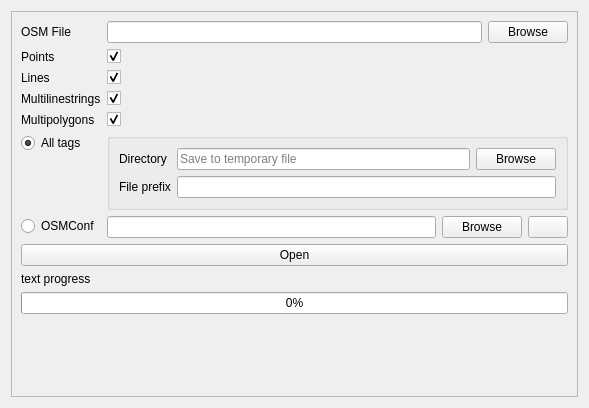
This is ui/osm_file.ui in 3liz/QuickOSM as Qt 5 draws it before an edit. The edited form follows.
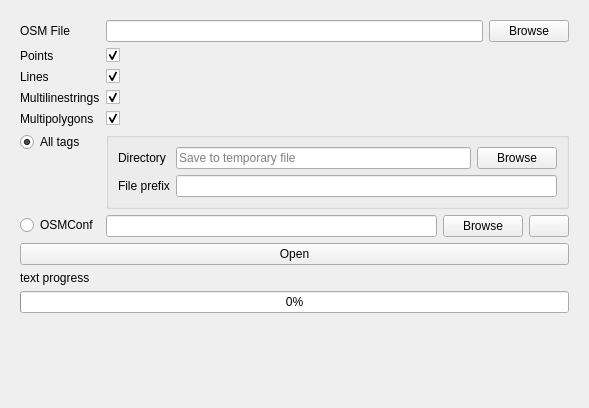
This is the edited form. Icons and pictures are not drawn.

Commit message: delete frames in scroll area

Diff of the .ui file:
```diff
--- a/ui/osm_file.ui
+++ b/ui/osm_file.ui
@@ -16,6 +16,12 @@
   <layout class="QVBoxLayout" name="verticalLayout_3">
    <item>
     <widget class="QScrollArea" name="scrollArea">
+     <property name="frameShape">
+      <enum>QFrame::NoFrame</enum>
+     </property>
+     <property name="frameShadow">
+      <enum>QFrame::Plain</enum>
+     </property>
      <property name="widgetResizable">
       <bool>true</bool>
      </property>
@@ -24,8 +30,8 @@
        <rect>
         <x>0</x>
         <y>0</y>
-        <width>575</width>
-        <height>394</height>
+        <width>581</width>
+        <height>400</height>
        </rect>
       </property>
       <layout class="QVBoxLayout" name="verticalLayout">
```
The commit also changes 7 other files.
